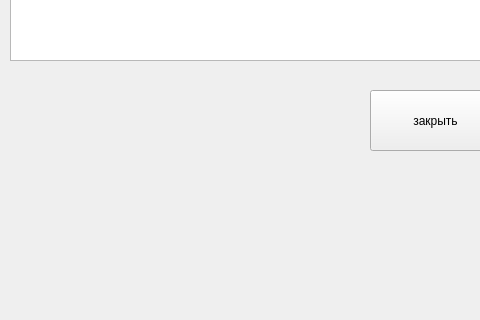
First picture: the form in messages.ui, repository tomyqg/topaz-m, before the edit; both pictures show x 0 to 480 and y 480 to 800 of the 1280 by 800 pixel window.
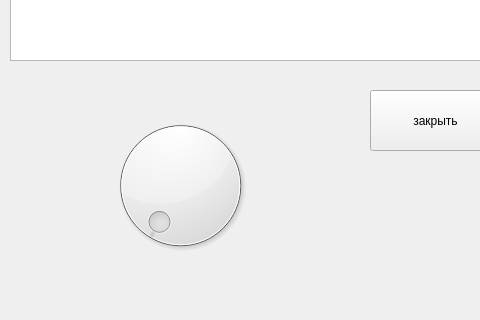
Second picture: the form after the edit.

Patch:
```diff
--- a/messages.ui
+++ b/messages.ui
@@ -64,6 +64,16 @@
     <string>закрыть</string>
    </property>
   </widget>
+  <widget class="QDial" name="dial">
+   <property name="geometry">
+    <rect>
+     <x>100</x>
+     <y>590</y>
+     <width>161</width>
+     <height>151</height>
+    </rect>
+   </property>
+  </widget>
  </widget>
  <resources/>
  <connections/>
```
